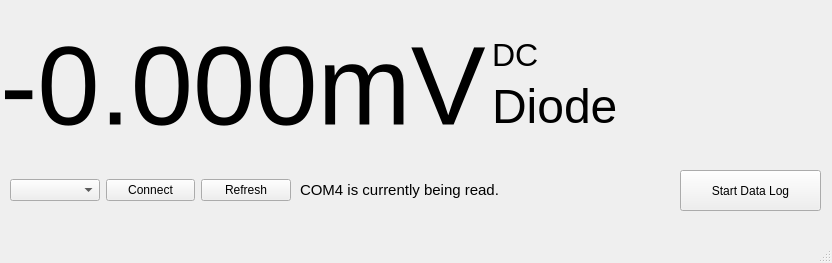
This is src/application.ui in jason-shepherd/fs9922-dmm3-serial-ui as Qt 5 draws it before an edit. The edited form follows.
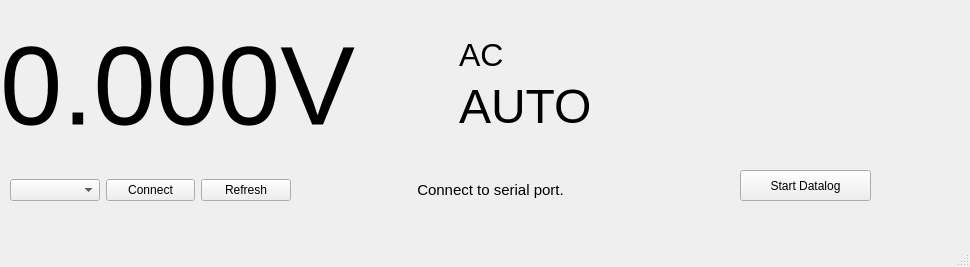
This is the edited form.

What changed in the file:
```diff
--- a/src/application.ui
+++ b/src/application.ui
@@ -6,8 +6,8 @@
    <rect>
     <x>0</x>
     <y>0</y>
-    <width>832</width>
-    <height>263</height>
+    <width>970</width>
+    <height>267</height>
    </rect>
   </property>
   <property name="windowTitle">
@@ -58,20 +58,23 @@
      </font>
     </property>
     <property name="text">
-     <string>COM4 is currently being read.</string>
+     <string>Connect to serial port.</string>
+    </property>
+    <property name="alignment">
+     <set>Qt::AlignCenter</set>
     </property>
    </widget>
    <widget class="QPushButton" name="logButton">
     <property name="geometry">
      <rect>
-      <x>680</x>
+      <x>740</x>
       <y>170</y>
-      <width>141</width>
-      <height>41</height>
+      <width>131</width>
+      <height>31</height>
      </rect>
     </property>
     <property name="text">
-     <string>Start Data Log</string>
+     <string>Start Datalog</string>
     </property>
    </widget>
    <widget class="QWidget" name="horizontalLayoutWidget_2">
@@ -79,7 +82,7 @@
      <rect>
       <x>0</x>
       <y>0</y>
-      <width>764</width>
+      <width>911</width>
       <height>171</height>
      </rect>
     </property>
@@ -92,7 +95,7 @@
         </font>
        </property>
        <property name="text">
-        <string>-0.000mV</string>
+        <string>0.000V</string>
        </property>
       </widget>
      </item>
@@ -119,7 +122,7 @@
           </font>
          </property>
          <property name="text">
-          <string>DC</string>
+          <string>AC</string>
          </property>
          <property name="alignment">
           <set>Qt::AlignLeading|Qt::AlignLeft|Qt::AlignVCenter</set>
@@ -134,7 +137,7 @@
           </font>
          </property>
          <property name="text">
-          <string>Diode</string>
+          <string>AUTO</string>
          </property>
         </widget>
        </item>
```
Left out of the diff: 2 changed lines with no effect on the pictures.
